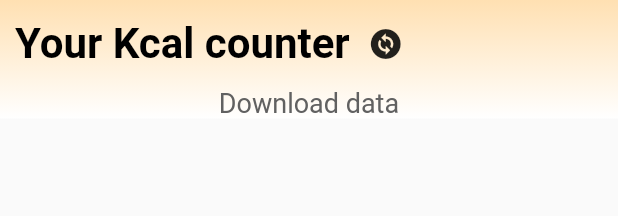
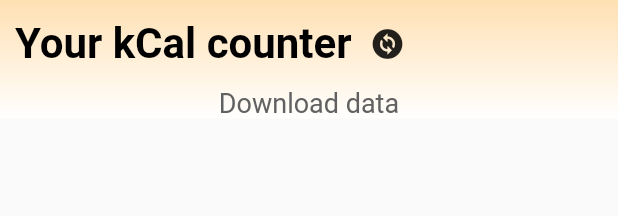
Before and after one commit to pieguarise/app_WGP, a Flutter app: the DonationPage widget shown alone on an empty page, opened directly, on a phone screen of 412 x 824 dp. Shown: the top 216 px of the screen. Run offline on Flutter 3.47's test engine with Material 2 defaults, Android fonts, the phone set to English and light mode, and no system bars; our stand-ins replace fl_chart, floor, jwt_decoder, material_design_icons_flutter, percent_indicator, shared_preferences and 2 more; accounts and stored records are empty; generated files the repository leaves out were written again.

```diff
--- a/app_calorie/lib/pages/donationPage.dart
+++ b/app_calorie/lib/pages/donationPage.dart
@@ -14,7 +14,7 @@ class DonationPage extends StatelessWidget {
   bool _barFull = false;
 
   //List<int> _variables = [];
-  final int _maxRange = 20000;
+  final int _maxRange = 25000;
 
   // è impostato anche su radialScoreBoard quindi se messa una vriabile vanno cambiati entrambi
   Widget _selectBottomSection({
@@ -61,7 +61,7 @@ class DonationPage extends StatelessWidget {
                         width: 10,
                       ),
                       const Text(
-                        'Your Kcal counter',
+                        'Your kCal counter',
                         style: TextStyle(
                           color: Colors.black,
                           fontSize: 28,
--- a/app_calorie/lib/pages/loginPage.dart
+++ b/app_calorie/lib/pages/loginPage.dart
@@ -37,8 +37,6 @@ class LoginPage extends StatelessWidget {
   }
 
   Container toDisplayBody(BuildContext context){
-    //SharedPreferences ps = SharedPreferences.getInstance();
-    //if (ps.getBool('firstTime') == false) {
     return Container(
       decoration: BoxDecoration(
         shape: BoxShape.rectangle,
--- a/app_calorie/lib/pages/userPage.dart
+++ b/app_calorie/lib/pages/userPage.dart
@@ -149,8 +149,8 @@ class _UserPageState extends State<UserPage> {
                           ps.setString('age', ageController.text);
                           ps.setString('weigth', weigthController.text);
                           ps.setString('heigth', heigthController.text);
+                          setState(() {});
 
-                          setState(() {});
                           // if first time using, after inputing data I go to InstructionsPage
                           if (ps.getBool('firstTime') == null) {
                             Navigator.of(context).pushReplacement(
--- a/app_calorie/lib/utils/requestData.dart
+++ b/app_calorie/lib/utils/requestData.dart
@@ -48,8 +48,7 @@ Future<int?> requestData(context) async {
   String yesterday_string = DateFormat('yyyy-MM-dd').format(yesterday_dateTime);
   print('Giorno finale (ieri): $yesterday_string');
 
-  print('differenza: ${yesterday_dateTime.difference(start_date_dateTime).inDays}');
-  print('prova:${Duration(hours:-22).inDays}');
+  //print('differenza: ${yesterday_dateTime.difference(start_date_dateTime).inDays}');
   // vedi che inDays approssima male: -25h->-1day, -23h->0days, 22h->0days
 
   // quindi modifico duration in caso che sia positivo o negativo
```
Also changed, not shown: app_calorie/lib/pages/onboarding/settings.dart (deleted).
